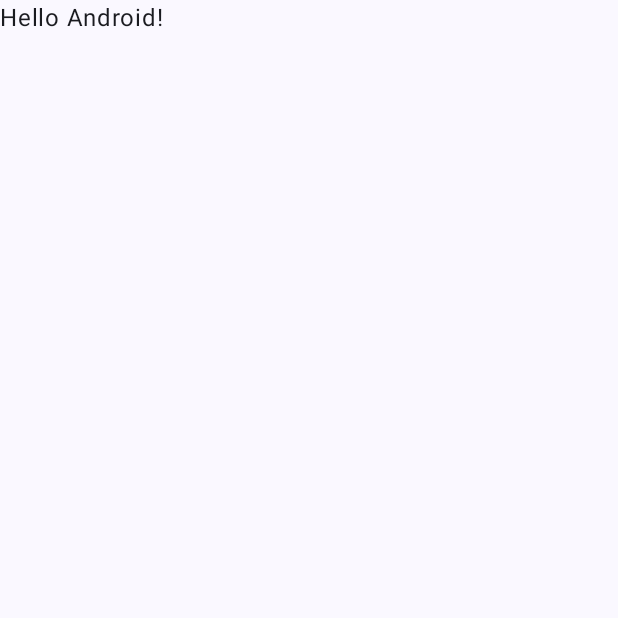
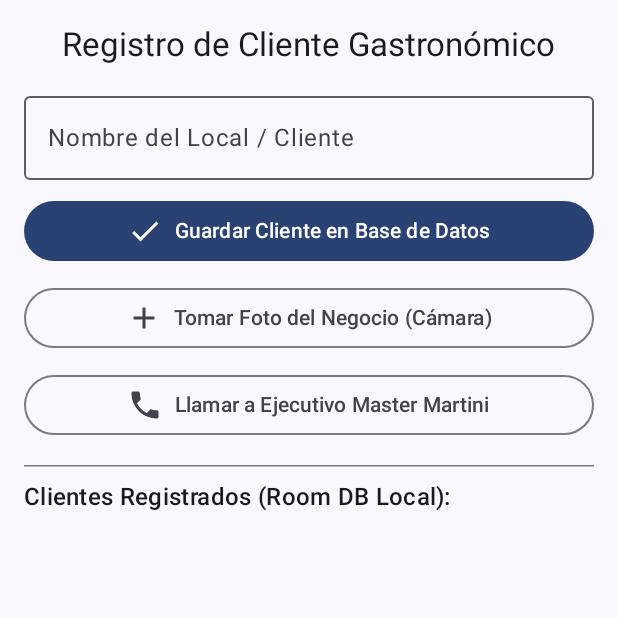
Before and after one commit to keschergel-ai/AppMasterMartini_Grupo4, an Android app built with Jetpack Compose: the screen it shows after launch (MainActivity), on a phone screen of 412 x 824 dp, the top half of it. Before the commit the part shown is almost empty. Run offline under Robolectric (Android 15) with nearby library versions, the phone set to English and light mode, and no system bars; our stand-ins replace Room's generated code.

Commit message:
feat: entrega final Master Martini Grupo 4

```diff
--- a/app/src/main/java/com/example/appmastermartini_grupo4/MainActivity.kt
+++ b/app/src/main/java/com/example/appmastermartini_grupo4/MainActivity.kt
@@ -3,45 +3,25 @@ package com.example.appmastermartini_grupo4
 import android.os.Bundle
 import androidx.activity.ComponentActivity
 import androidx.activity.compose.setContent
-import androidx.activity.enableEdgeToEdge
 import androidx.compose.foundation.layout.fillMaxSize
-import androidx.compose.foundation.layout.padding
-import androidx.compose.material3.Scaffold
-import androidx.compose.material3.Text
-import androidx.compose.runtime.Composable
+import androidx.compose.material3.MaterialTheme
+import androidx.compose.material3.Surface
 import androidx.compose.ui.Modifier
-import androidx.compose.ui.tooling.preview.Preview
+import com.example.appmastermartini_grupo4.ui.screens.FormScreen
 import com.example.appmastermartini_grupo4.ui.theme.AppMasterMartini_Grupo4Theme
 
 class MainActivity : ComponentActivity() {
     override fun onCreate(savedInstanceState: Bundle?) {
         super.onCreate(savedInstanceState)
-        enableEdgeToEdge()
         setContent {
             AppMasterMartini_Grupo4Theme {
-                Scaffold(modifier = Modifier.fillMaxSize()) { innerPadding ->
-                    Greeting(
-                        name = "Android",
-                        modifier = Modifier.padding(innerPadding)
-                    )
+                Surface(
+                    modifier = Modifier.fillMaxSize(),
+                    color = MaterialTheme.colorScheme.background
+                ) {
+                    FormScreen()
                 }
             }
         }
     }
 }
-
-@Composable
-fun Greeting(name: String, modifier: Modifier = Modifier) {
-    Text(
-        text = "Hello $name!",
-        modifier = modifier
-    )
-}
-
-@Preview(showBackground = true)
-@Composable
-fun GreetingPreview() {
-    AppMasterMartini_Grupo4Theme {
-        Greeting("Android")
-    }
-}
--- a/app/src/main/java/com/example/appmastermartini_grupo4/ui/screens/FormScreen.kt
+++ b/app/src/main/java/com/example/appmastermartini_grupo4/ui/screens/FormScreen.kt
@@ -12,8 +12,11 @@ import androidx.compose.animation.fadeOut
 import androidx.compose.animation.slideInVertically
 import androidx.compose.foundation.Image
 import androidx.compose.foundation.layout.*
+import androidx.compose.foundation.lazy.LazyColumn
+import androidx.compose.foundation.lazy.items
 import androidx.compose.material.icons.Icons
 import androidx.compose.material.icons.filled.Add
+import androidx.compose.material.icons.filled.Check
 import androidx.compose.material.icons.filled.Phone
 import androidx.compose.material.icons.filled.Warning
 import androidx.compose.material3.*
@@ -23,22 +26,31 @@ import androidx.compose.ui.Modifier
 import androidx.compose.ui.graphics.asImageBitmap
 import androidx.compose.ui.platform.LocalContext
 import androidx.compose.ui.unit.dp
+import com.example.appmastermartini_grupo4.data.local.AppDatabase
+import com.example.appmastermartini_grupo4.data.local.ClientEntity
+import kotlinx.coroutines.launch
 
 @Composable
 fun FormScreen() {
-    // 1. CONTEXTO: Necesario para lanzar Intents del sistema (como abrir el marcador telefónico)
     val context = LocalContext.current
+    val scope = rememberCoroutineScope()
 
-    // 2. ESTADOS: Guardan los datos de la interfaz para que Compose reaccione a los cambios
-    var bitmapResult by remember { mutableStateOf<Bitmap?>(null) } // Guarda la foto capturada
-    var nombre by remember { mutableStateOf("") }                  // Guarda el texto del cliente
-    var isError by remember { mutableStateOf(false) }               // Activa o desactiva la alerta de error
+    // Base de datos Room
+    val db = remember { AppDatabase.getDatabase(context) }
+    val clientDao = db.clientDao()
 
-    // 3. RECURSO NATIVO 1 (CÁMARA): Launcher nativo para abrir la cámara sin pedir permisos complejos
+    // Consulta reactiva de la DB
+    val listaClientes by clientDao.getAllClients().collectAsState(initial = emptyList())
+
+    // Estados de UI
+    var bitmapResult by remember { mutableStateOf<Bitmap?>(null) }
+    var nombre by remember { mutableStateOf("") }
+    var isError by remember { mutableStateOf(false) }
+
+    // Launcher para la Cámara Nativa
     val cameraLauncher = rememberLauncherForActivityResult(
         contract = ActivityResultContracts.TakePicturePreview()
     ) { bitmap ->
-        // Cuando la foto es capturada, la guardamos en el estado
         bitmapResult = bitmap
     }
 
@@ -53,23 +65,21 @@ fun FormScreen() {
             style = MaterialTheme.typography.titleLarge
         )
 
-        Spacer(modifier = Modifier.height(16.dp))
+        Spacer(modifier = Modifier.height(12.dp))
 
-        // --- FORMULARIO CON VALIDACIÓN VISUAL ---
+        // Campo con validación visual
         OutlinedTextField(
             value = nombre,
             onValueChange = {
                 nombre = it
-                // Regla de validación simple: Si el campo queda vacío, marca error
                 isError = it.isEmpty()
             },
             label = { Text("Nombre del Local / Cliente") },
             isError = isError,
             trailingIcon = {
-                // Si hay error, mostramos un ícono nativo de advertencia dentro del campo
                 if (isError) {
                     Icon(
-                        imageVector = Icons.Default.Warning,
+                        Icons.Default.Warning,
                         contentDescription = "Error",
                         tint = MaterialTheme.colorScheme.error
                     )
@@ -78,26 +88,46 @@ fun FormScreen() {
             modifier = Modifier.fillMaxWidth()
         )
 
-        // --- ANIMACIÓN EN COMPOSE ---
-        // 'AnimatedVisibility' hace que el mensaje de error aparezca suavemente y no de golpe
         AnimatedVisibility(
             visible = isError,
             enter = slideInVertically() + fadeIn(),
             exit = fadeOut()
         ) {
             Text(
-                text = "El nombre es obligatorio",
+                text = "El nombre es obligatorio para registrar",
                 color = MaterialTheme.colorScheme.error,
                 style = MaterialTheme.typography.bodySmall,
                 modifier = Modifier.fillMaxWidth().padding(start = 8.dp, top = 4.dp)
             )
         }
 
-        Spacer(modifier = Modifier.height(20.dp))
+        Spacer(modifier = Modifier.height(10.dp))
 
-        // --- RECURSO NATIVO 1: BOTÓN DE CÁMARA ---
+        // Guardar registro en Room DB
         Button(
-            onClick = { cameraLauncher.launch() }, // Dispara el recurso nativo de la cámara
+            onClick = {
+                if (nombre.isNotBlank()) {
+                    scope.launch {
+                        clientDao.insertClient(ClientEntity(nombre = nombre))
+                        nombre = ""
+                        isError = false
+                    }
+                } else {
+                    isError = true
+                }
+            },
+            modifier = Modifier.fillMaxWidth()
+        ) {
+            Icon(Icons.Default.Check, contentDescription = null)
+            Spacer(modifier = Modifier.width(8.dp))
+            Text("Guardar Cliente en Base de Datos")
+        }
+
+        Spacer(modifier = Modifier.height(10.dp))
+
+        // Recurso Nativo 1: Cámara
+        OutlinedButton(
+            onClick = { cameraLauncher.launch() },
             modifier = Modifier.fillMaxWidth()
         ) {
             Icon(Icons.Default.Add, contentDescription = null)
@@ -105,20 +135,18 @@ fun FormScreen() {
             Text("Tomar Foto del Negocio (Cámara)")
         }
 
-        // Si se tomó una foto, la pintamos en la pantalla
         bitmapResult?.let { bmp ->
-            Spacer(modifier = Modifier.height(8.dp))
+            Spacer(modifier = Modifier.height(6.dp))
             Image(
                 bitmap = bmp.asImageBitmap(),
                 contentDescription = "Foto capturada",
-                modifier = Modifier.size(100.dp)
+                modifier = Modifier.size(80.dp)
             )
         }
 
-        Spacer(modifier = Modifier.height(12.dp))
+        Spacer(modifier = Modifier.height(10.dp))
 
-        // --- RECURSO NATIVO 2: INTENT IMPLÍCITO (LLAMADA) ---
-        // Abre la aplicación de teléfono predeterminada del celular
+        // Recurso Nativo 2: Marcador Telefónico (Intent)
         OutlinedButton(
             onClick = {
                 val intent = Intent(Intent.ACTION_DIAL).apply {
@@ -132,5 +160,37 @@ fun FormScreen() {
             Spacer(modifier = Modifier.width(8.dp))
             Text("Llamar a Ejecutivo Master Martini")
         }
+
+        Spacer(modifier = Modifier.height(16.dp))
+
+        HorizontalDivider()
+
+        Spacer(modifier = Modifier.height(8.dp))
+
+        Text(
+            text = "Clientes Registrados (Room DB Local):",
+            style = MaterialTheme.typography.titleMedium,
+            modifier = Modifier.align(Alignment.Start)
+        )
+
+        LazyColumn(
+            modifier = Modifier
+                .fillMaxWidth()
+                .weight(1f)
+        ) {
+            items(listaClientes) { cliente ->
+                Card(
+                    modifier = Modifier
+                        .fillMaxWidth()
+                        .padding(vertical = 4.dp)
+                ) {
+                    Text(
+                        text = "ID: ${cliente.id} - ${cliente.nombre}",
+                        modifier = Modifier.padding(12.dp),
+                        style = MaterialTheme.typography.bodyMedium
+                    )
+                }
+            }
+        }
     }
 }
```
Also changed, not shown: settings.gradle.kts (+3 -7 lines).
